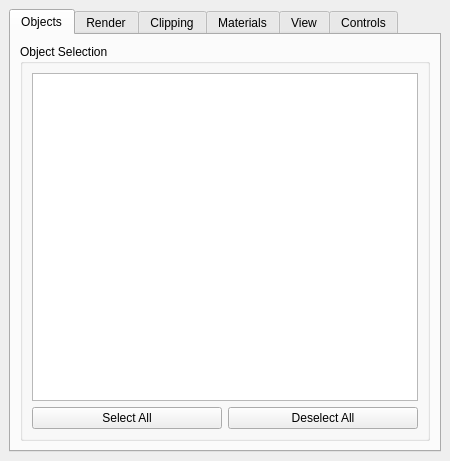
Qt form src/Interface/Modules/Render/ViewSceneControls.ui (SCIInstitute/SCIRun) before a commit.
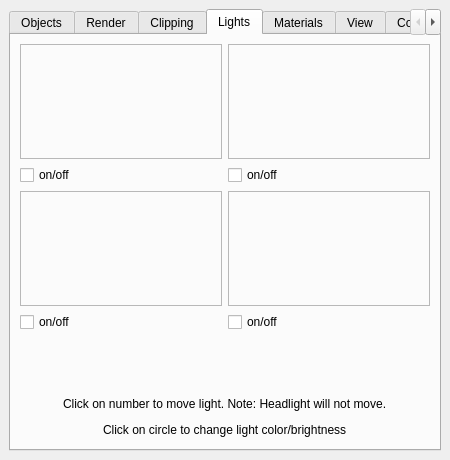
The same form after that commit. The open tabs and pages were chosen to show the change.

```diff
--- a/src/Interface/Modules/Render/ViewSceneControls.ui
+++ b/src/Interface/Modules/Render/ViewSceneControls.ui
@@ -12,7 +12,7 @@
   </property>
   <property name="minimumSize">
    <size>
-    <width>410</width>
+    <width>450</width>
     <height>450</height>
    </size>
   </property>
@@ -27,7 +27,7 @@
     </size>
    </property>
    <layout class="QGridLayout" name="gridLayout">
-    <item row="1" column="0">
+    <item row="0" column="0">
      <widget class="QTabWidget" name="tabWidget">
       <property name="enabled">
        <bool>true</bool>
@@ -315,6 +315,9 @@
         </item>
         <item row="0" column="1" rowspan="2" colspan="2">
          <widget class="QGroupBox" name="shadeSettingsGroupBox_">
+          <property name="layoutDirection">
+           <enum>Qt::LeftToRight</enum>
+          </property>
           <property name="title">
            <string>Shading Settings</string>
           </property>
@@ -734,6 +737,192 @@
         </item>
        </layout>
       </widget>
+      <widget class="QWidget" name="LightsTab">
+       <attribute name="title">
+        <string>Lights</string>
+       </attribute>
+       <layout class="QGridLayout" name="gridLayout_14">
+        <item row="0" column="0">
+         <widget class="QFrame" name="headlightFrame_">
+          <property name="minimumSize">
+           <size>
+            <width>201</width>
+            <height>115</height>
+           </size>
+          </property>
+          <property name="frameShape">
+           <enum>QFrame::StyledPanel</enum>
+          </property>
+          <property name="frameShadow">
+           <enum>QFrame::Raised</enum>
+          </property>
+         </widget>
+        </item>
+        <item row="0" column="1">
+         <widget class="QFrame" name="light1Frame_">
+          <property name="minimumSize">
+           <size>
+            <width>201</width>
+            <height>115</height>
+           </size>
+          </property>
+          <property name="frameShape">
+           <enum>QFrame::StyledPanel</enum>
+          </property>
+          <property name="frameShadow">
+           <enum>QFrame::Raised</enum>
+          </property>
+         </widget>
+        </item>
+        <item row="1" column="0">
+         <widget class="QCheckBox" name="headlightCheckBox_">
+          <property name="text">
+           <string>on/off</string>
+          </property>
+         </widget>
+        </item>
+        <item row="1" column="1">
+         <widget class="QCheckBox" name="light1CheckBox_">
+          <property name="text">
+           <string>on/off</string>
+          </property>
+         </widget>
+        </item>
+        <item row="2" column="0">
+         <widget class="QFrame" name="light2Frame_">
+          <property name="minimumSize">
+           <size>
+            <width>201</width>
+            <height>115</height>
+           </size>
+          </property>
+          <property name="frameShape">
+           <enum>QFrame::StyledPanel</enum>
+          </property>
+          <property name="frameShadow">
+           <enum>QFrame::Raised</enum>
+          </property>
+         </widget>
+        </item>
+        <item row="2" column="1">
+         <widget class="QFrame" name="light3Frame_">
+          <property name="minimumSize">
+           <size>
+            <width>201</width>
+            <height>115</height>
+           </size>
+          </property>
+          <property name="frameShape">
+           <enum>QFrame::StyledPanel</enum>
+          </property>
+          <property name="frameShadow">
+           <enum>QFrame::Raised</enum>
+          </property>
+         </widget>
+        </item>
+        <item row="3" column="0">
+         <widget class="QCheckBox" name="light2CheckBox_">
+          <property name="text">
+           <string>on/off</string>
+          </property>
+         </widget>
+        </item>
+        <item row="3" column="1">
+         <widget class="QCheckBox" name="light3CheckBox_">
+          <property name="text">
+           <string>on/off</string>
+          </property>
+         </widget>
+        </item>
+        <item row="4" column="1">
+         <spacer name="verticalSpacer_6">
+          <property name="orientation">
+           <enum>Qt::Vertical</enum>
+          </property>
+          <property name="sizeHint" stdset="0">
+           <size>
+            <width>20</width>
+            <height>29</height>
+           </size>
+          </property>
+         </spacer>
+        </item>
+        <item row="5" column="0" colspan="2">
+         <layout class="QHBoxLayout" name="horizontalLayout_2">
+          <item>
+           <spacer name="horizontalSpacer_7">
+            <property name="orientation">
+             <enum>Qt::Horizontal</enum>
+            </property>
+            <property name="sizeHint" stdset="0">
+             <size>
+              <width>172</width>
+              <height>20</height>
+             </size>
+            </property>
+           </spacer>
+          </item>
+          <item>
+           <widget class="QLabel" name="label_11">
+            <property name="text">
+             <string>Click on number to move light. Note: Headlight will not move.</string>
+            </property>
+           </widget>
+          </item>
+          <item>
+           <spacer name="horizontalSpacer_8">
+            <property name="orientation">
+             <enum>Qt::Horizontal</enum>
+            </property>
+            <property name="sizeHint" stdset="0">
+             <size>
+              <width>171</width>
+              <height>20</height>
+             </size>
+            </property>
+           </spacer>
+          </item>
+         </layout>
+        </item>
+        <item row="6" column="0" colspan="2">
+         <layout class="QHBoxLayout" name="horizontalLayout_3">
+          <item>
+           <spacer name="horizontalSpacer_12">
+            <property name="orientation">
+             <enum>Qt::Horizontal</enum>
+            </property>
+            <property name="sizeHint" stdset="0">
+             <size>
+              <width>172</width>
+              <height>20</height>
+             </size>
+            </property>
+           </spacer>
+          </item>
+          <item>
+           <widget class="QLabel" name="label_25">
+            <property name="text">
+             <string>Click on circle to change light color/brightness</string>
+            </property>
+           </widget>
+          </item>
+          <item>
+           <spacer name="horizontalSpacer_16">
+            <property name="orientation">
+             <enum>Qt::Horizontal</enum>
+            </property>
+            <property name="sizeHint" stdset="0">
+             <size>
+              <width>171</width>
+              <height>20</height>
+             </size>
+            </property>
+           </spacer>
+          </item>
+         </layout>
+        </item>
+       </layout>
+      </widget>
       <widget class="QWidget" name="MaterialsTab">
        <attribute name="title">
         <string>Materials</string>
@@ -1381,29 +1570,19 @@
             </widget>
            </item>
            <item row="4" column="6">
-            <widget class="QDoubleSpinBox" name="scaleBarLineWidthDoubleSpinBox_">
-             <property name="minimum">
-              <double>1.000000000000000</double>
+            <widget class="QSpinBox" name="numTicksSpinBox_">
+             <property name="sizePolicy">
+              <sizepolicy hsizetype="Preferred" vsizetype="Fixed">
+               <horstretch>0</horstretch>
+               <verstretch>0</verstretch>
+              </sizepolicy>
              </property>
              <property name="value">
-              <double>1.000000000000000</double>
+              <number>11</number>
              </property>
             </widget>
            </item>
            <item row="4" column="5">
-            <widget class="QLabel" name="label_11">
-             <property name="sizePolicy">
-              <sizepolicy hsizetype="Minimum" vsizetype="Fixed">
-               <horstretch>0</horstretch>
-               <verstretch>0</verstretch>
-              </sizepolicy>
-             </property>
-             <property name="text">
-              <string>Line Width:</string>
-             </property>
-            </widget>
-           </item>
-           <item row="5" column="0">
             <widget class="QLabel" name="label_13">
              <property name="sizePolicy">
               <sizepolicy hsizetype="Minimum" vsizetype="Fixed">
@@ -1416,19 +1595,6 @@
              </property>
             </widget>
            </item>
-           <item row="5" column="1">
-            <widget class="QSpinBox" name="numTicksSpinBox_">
-             <property name="sizePolicy">
-              <sizepolicy hsizetype="Preferred" vsizetype="Fixed">
-               <horstretch>0</horstretch>
-               <verstretch>0</verstretch>
-              </sizepolicy>
-             </property>
-             <property name="value">
-              <number>11</number>
-             </property>
-            </widget>
-           </item>
           </layout>
          </widget>
         </item>
```
